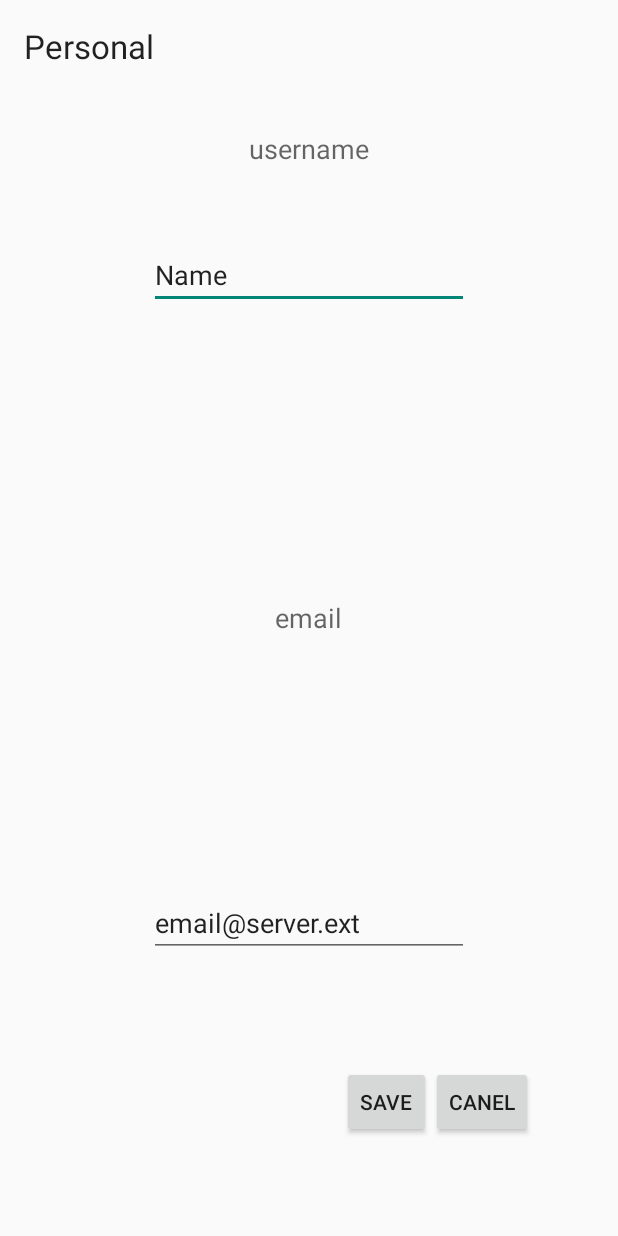
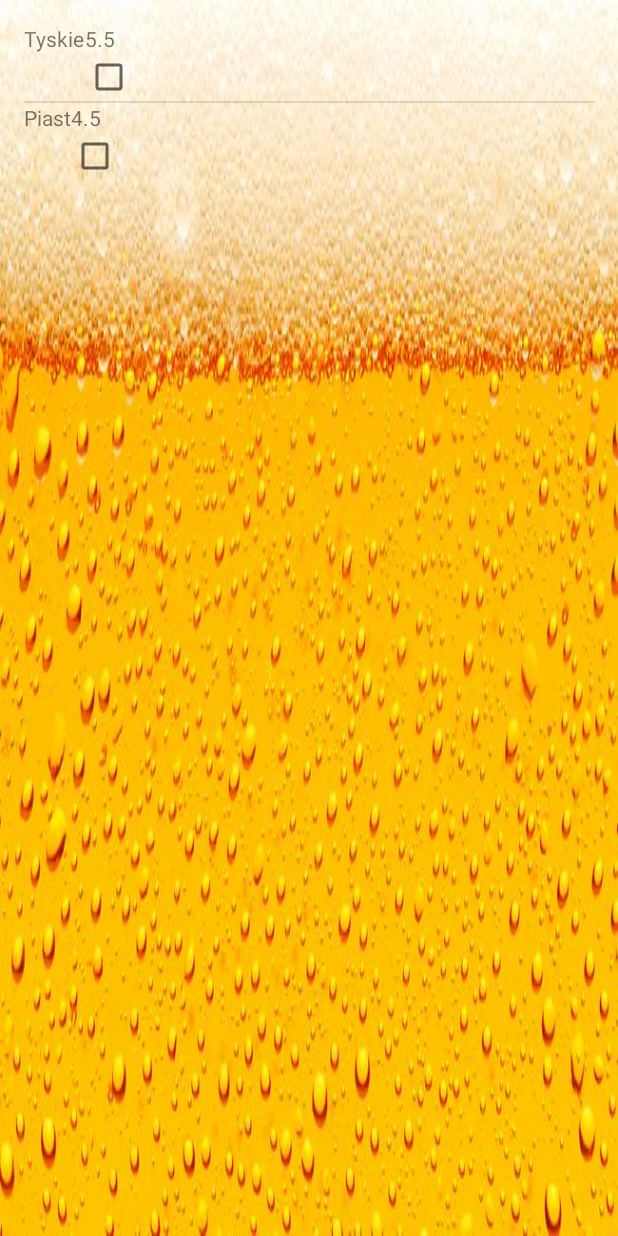
Before and after one commit to 188383/BeerApp, an Android app: the screen it shows after launch (OptionsActivity before the commit, BeerListActivity after it), on a phone screen of 412 x 824 dp. Run offline under Robolectric (Android 15) with nearby library versions, the phone set to English and light mode, and no system bars.

Commit message:
dodano beerListActivity

```diff
--- a/app/src/main/AndroidManifest.xml
+++ b/app/src/main/AndroidManifest.xml
@@ -28,6 +28,16 @@
                 android:name="android.support.PARENT_ACTIVITY"
                 android:value="project.pwr.beer.MainActivity" />
         </activity>
+
+        <activity
+            android:name=".BeerListActivity"
+            android:label="@string/app_name" >
+            <intent-filter>
+                <action android:name="android.intent.action.MAIN" />
+
+                <category android:name="android.intent.category.LAUNCHER" />
+            </intent-filter>
+        </activity>
     </application>
 
 </manifest>
--- /dev/null
+++ b/app/src/main/java/project/pwr/beer/BeerListActivity.java
@@ -0,0 +1,80 @@
+package project.pwr.beer;
+
+import android.app.Activity;
+import android.os.Bundle;
+import android.view.View;
+import android.widget.AdapterView;
+import android.widget.ArrayAdapter;
+import android.widget.ListView;
+
+import java.util.ArrayList;
+
+import project.pwr.beer.common.Beer;
+
+
+public class BeerListActivity extends Activity {
+
+    private ListView listView;
+//    private ArrayAdapter<Beer> adapter;
+    private ArrayList<Beer> beerList;
+    @Override
+    protected void onCreate(Bundle savedInstanceState) {
+        super.onCreate(savedInstanceState);
+        setContentView(R.layout.beer_list_activity);
+
+        init();
+    }
+
+
+    public void init()
+    {
+        createBeerList();
+
+
+        listView = (ListView) findViewById(R.id.list);
+        listView.setLongClickable(true);
+// rozbudowac
+        listView.setOnItemLongClickListener(new AdapterView.OnItemLongClickListener() {
+
+            public boolean onItemLongClick(AdapterView<?> arg0, View arg1,
+                                           int pos, long id) {
+                //TODO
+                return true;
+            }
+        });
+
+        CustomList adapter = new
+                CustomList(this, beerList);//, imageId);
+
+        listView.setAdapter(adapter);
+
+
+//        arrayList = new ArrayList<Beer>();
+//        // Konfigurujemy obiekt adaptera. Jako parametry podajemy mu Activity,
+//        // adres pliku zawierającego definicję pojedyńczego elementu i nazwę naszego obiektu listy tablicowej.
+//        adapter=new ArrayAdapter<Beer>(this, R.layout.list_single, arrayList);
+//
+//        listView.setAdapter(adapter);
+    }
+
+
+
+    public void createBeerList()
+    {
+        beerList = new ArrayList<Beer>();
+        Beer beer = new Beer();
+
+        beer.setBeerName("Tyskie");
+        beer.setCompany("Kampanie piwowarska");
+        beer.setBeerPower(5.5);
+
+        beerList.add(beer);
+
+        beer = new Beer();
+        beer.setBeerName("Piast");
+        beer.setCompany("Kampanie piwowarska");
+        beer.setBeerPower(4.5);
+
+        beerList.add(beer);
+    }
+}
--- /dev/null
+++ b/app/src/main/java/project/pwr/beer/CustomList.java
@@ -0,0 +1,53 @@
+package project.pwr.beer;
+
+/**
+ * Created by Kamil on 2015-04-17.
+ */
+import android.app.Activity;
+import android.view.LayoutInflater;
+import android.view.View;
+import android.view.ViewGroup;
+import android.widget.ArrayAdapter;
+import android.widget.TextView;
+
+import java.util.List;
+
+import project.pwr.beer.common.Beer;
+
+public class CustomList extends ArrayAdapter<Beer>{
+    private final Activity context;
+
+    private List<Beer> beerList;
+
+    public CustomList(Activity context, List<Beer> beerList) {
+        super(context, R.layout.list_single, beerList);
+        this.context = context;
+        this.beerList = beerList;
+    }
+    @Override
+    public View getView(int position, View view, ViewGroup parent) {
+        LayoutInflater inflater = context.getLayoutInflater();
+        View rowView= inflater.inflate(R.layout.list_single, null, true);
+
+        TextView textView = (TextView)  rowView.findViewById(R.id.textView);
+        textView.setText(beerList.get(position).getBeerName());
+
+        TextView textView2 = (TextView)  rowView.findViewById(R.id.textView2);
+        textView2.setText( beerList.get(position).getBeerType());
+
+        TextView textView3 = (TextView)  rowView.findViewById(R.id.textView3);
+        Double finalresult = new Double(beerList.get(position).getBeerPower());
+        textView3.setText(finalresult.toString());
+//        Button b1 = (Button) rowView.findViewById(R.id.button);
+//        b1.setText(beerList.get(position).getBeerName());
+//
+//        Button b2 = (Button) rowView.findViewById(R.id.button3);
+//        b2.setText(""+beerList.get(position).getBeerPower());
+
+//        TextView txtTitle = (TextView) rowView.findViewById(R.id.txt);
+//        ImageView imageView = (ImageView) rowView.findViewById(R.id.img);
+//        txtTitle.setText(web[position]);
+//        imageView.setImageResource(imageId[position]);
+        return rowView;
+    }
+}
--- a/app/src/main/java/project/pwr/beer/MainActivity.java
+++ b/app/src/main/java/project/pwr/beer/MainActivity.java
@@ -18,7 +18,7 @@ import android.widget.Button;
 import java.net.URI;
 import java.net.URL;
 
-public class MainActivity extends Activity {
+public class MainActivity extends Activity implements View.OnClickListener {
     private String USER_NAME=null;
     private String EMAIL=null;
 
@@ -41,8 +41,10 @@ public class MainActivity extends Activity {
         setContentView(R.layout.activity_main);
 
         Button listBeers = (Button)findViewById(R.id.list_beers);
-        Button options = (Button)findViewById(R.id.options);
+        Button options = (Button)findViewById(R.id.friends);
         Button location = (Button)findViewById(R.id.location);
+
+
         /*
             Thread checks whether the user has registered.
             If the user has registered then we're good to go, otherwise
@@ -64,5 +66,18 @@ public class MainActivity extends Activity {
             }
         }).start();
 
+        listBeers = (Button) findViewById(R.id.list_beers);
+        listBeers.setOnClickListener(this);
+    }
+
+
+    public void onClick(View v) {
+        switch(v.getId())
+        {
+            case R.id.list_beers:
+                Intent intent = new Intent(this, BeerListActivity.class);
+                startActivity(intent);
+                break;
+        }
     }
 }
--- /dev/null
+++ b/app/src/main/java/project/pwr/beer/common/Beer.java
@@ -0,0 +1,43 @@
+package project.pwr.beer.common;
+
+/**
+ * Created by Kamil on 2015-05-22.
+ */
+public class Beer {
+    private int id ;
+    private String beerName;
+    private String company;
+    private String beetType;
+    private double beerPower;
+
+    public int getId() {
+        return id;
+    }
+    public void setId(int id) {
+        this.id = id;
+    }
+    public String getBeerName() {
+        return beerName;
+    }
+    public void setBeerName(String beerName) {
+        this.beerName = beerName;
+    }
+    public String getCompany() {
+        return company;
+    }
+    public void setCompany(String company) {
+        this.company = company;
+    }
+    public String getBeerType() {
+        return beetType;
+    }
+    public void setBeetType(String beetType) {
+        this.beetType = beetType;
+    }
+    public double getBeerPower() {
+        return beerPower;
+    }
+    public void setBeerPower(double beerPower) {
+        this.beerPower = beerPower;
+    }
+}
--- /dev/null
+++ b/app/src/main/res/layout-land/beer_list_activity.xml
@@ -0,0 +1,22 @@
+<RelativeLayout
+    xmlns:android="http://schemas.android.com/apk/res/android"
+    xmlns:tools="http://schemas.android.com/tools"
+    android:layout_width="match_parent"
+    android:layout_height="match_parent"
+    android:paddingLeft="@dimen/activity_horizontal_margin"
+    android:paddingRight="@dimen/activity_horizontal_margin"
+    android:paddingTop="@dimen/activity_vertical_margin"
+    android:paddingBottom="@dimen/activity_vertical_margin"
+    android:background="@mipmap/craft_beer"
+    tools:context=".MainActivity"
+    >
+
+    <ListView
+        android:layout_width="wrap_content"
+        android:layout_height="wrap_content"
+        android:id="@+id/list"
+        android:longClickable="true"
+        android:layout_alignParentBottom="true"
+        android:layout_alignParentRight="true"
+        android:layout_alignParentEnd="true" />
+</RelativeLayout>
--- /dev/null
+++ b/app/src/main/res/layout-land/list_single.xml
@@ -0,0 +1,44 @@
+<?xml version="1.0" encoding="utf-8"?>
+<TableLayout xmlns:android="http://schemas.android.com/apk/res/android"
+    android:layout_width="wrap_content"
+    android:layout_height="wrap_content" >
+
+    <TableRow
+        android:layout_width="fill_parent"
+        android:layout_height="fill_parent">
+
+        <TextView
+            android:layout_width="wrap_content"
+            android:layout_height="wrap_content"
+            android:text="New Text"
+            android:id="@+id/textView"
+            android:layout_column="0" />
+
+        <TextView
+            android:layout_width="wrap_content"
+            android:layout_height="wrap_content"
+            android:text="New Text"
+            android:id="@+id/textView3"
+            android:layout_column="1" />
+    </TableRow>
+
+    <TableRow
+        android:layout_width="fill_parent"
+        android:layout_height="fill_parent">
+
+        <TextView
+            android:layout_width="wrap_content"
+            android:layout_height="wrap_content"
+            android:text="New Text"
+            android:id="@+id/textView2"
+            android:layout_column="0" />
+
+        <CheckBox
+            android:layout_width="wrap_content"
+            android:layout_height="wrap_content"
+            android:text=""
+            android:id="@+id/checkBox"
+            android:layout_column="1" />
+
+    </TableRow>
+</TableLayout>
--- /dev/null
+++ b/app/src/main/res/layout/beer_list_activity.xml
@@ -0,0 +1,21 @@
+<RelativeLayout
+    xmlns:android="http://schemas.android.com/apk/res/android"
+    xmlns:tools="http://schemas.android.com/tools"
+    android:layout_width="match_parent"
+    android:layout_height="match_parent"
+    android:paddingLeft="@dimen/activity_horizontal_margin"
+    android:paddingRight="@dimen/activity_horizontal_margin"
+    android:paddingTop="@dimen/activity_vertical_margin"
+    android:paddingBottom="@dimen/activity_vertical_margin"
+    android:background="@mipmap/craft_beer"
+    tools:context=".MainActivity"
+    >
+
+    <ListView
+        android:layout_width="wrap_content"
+        android:layout_height="wrap_content"
+        android:id="@+id/list"
+        android:layout_centerHorizontal="true"
+        android:layout_above="@+id/button"
+        android:longClickable="true"/>
+</RelativeLayout>
--- /dev/null
+++ b/app/src/main/res/layout/list_single.xml
@@ -0,0 +1,44 @@
+<?xml version="1.0" encoding="utf-8"?>
+<TableLayout xmlns:android="http://schemas.android.com/apk/res/android"
+    android:layout_width="wrap_content"
+    android:layout_height="wrap_content" >
+
+    <TableRow
+        android:layout_width="fill_parent"
+        android:layout_height="fill_parent">
+
+        <TextView
+            android:layout_width="wrap_content"
+            android:layout_height="wrap_content"
+            android:text="New Text"
+            android:id="@+id/textView"
+            android:layout_column="0" />
+
+        <TextView
+            android:layout_width="wrap_content"
+            android:layout_height="wrap_content"
+            android:text="New Text"
+            android:id="@+id/textView3"
+            android:layout_column="1" />
+    </TableRow>
+
+    <TableRow
+        android:layout_width="fill_parent"
+        android:layout_height="fill_parent">
+
+        <TextView
+            android:layout_width="wrap_content"
+            android:layout_height="wrap_content"
+            android:text="New Text"
+            android:id="@+id/textView2"
+            android:layout_column="0" />
+
+        <CheckBox
+            android:layout_width="wrap_content"
+            android:layout_height="wrap_content"
+            android:text=""
+            android:id="@+id/checkBox"
+            android:layout_column="1" />
+
+    </TableRow>
+</TableLayout>
```
